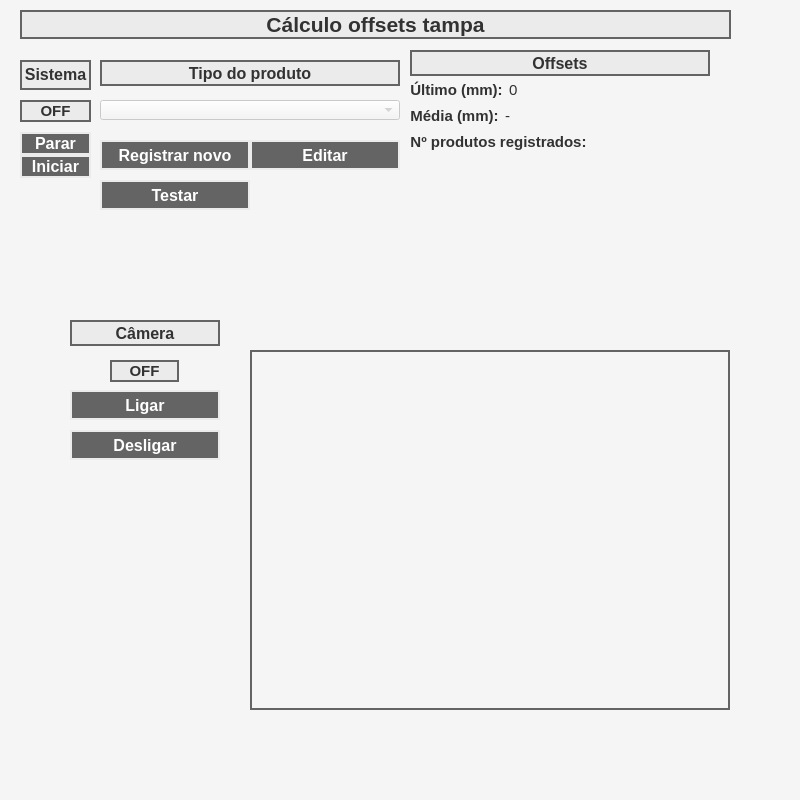
This is src/Windows/UI/main_window.ui in gabrieldinse/package-cover-offset as Qt 5 draws it before an edit. The edited form follows.
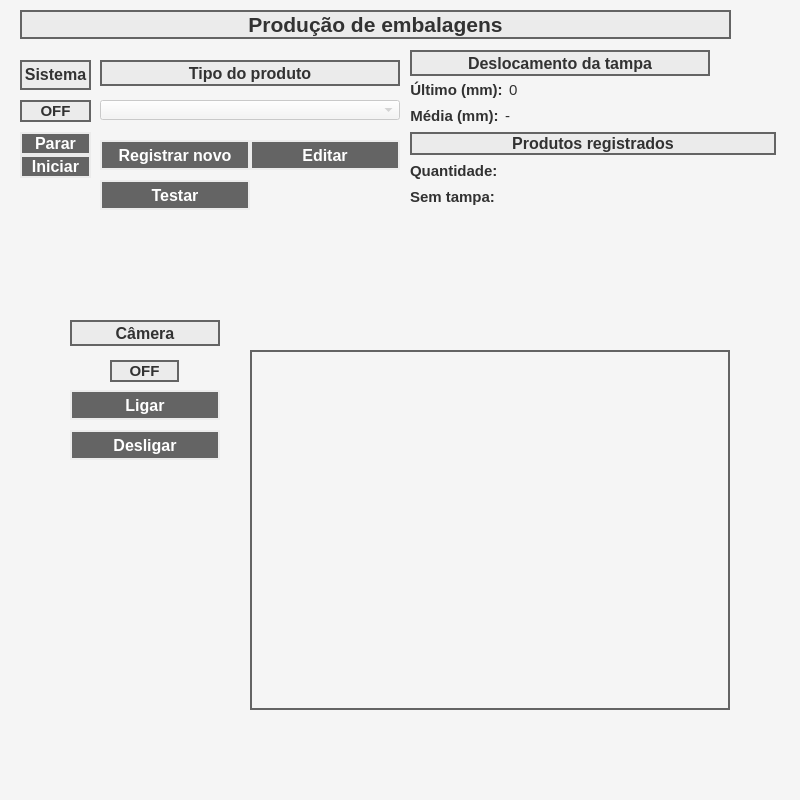
This is the edited form.

Diff of the .ui file:
```diff
--- a/src/Windows/UI/main_window.ui
+++ b/src/Windows/UI/main_window.ui
@@ -59,7 +59,7 @@
 border-style:solid;</string>
     </property>
     <property name="text">
-     <string>Cálculo offsets tampa</string>
+     <string>Produção de embalagens</string>
     </property>
     <property name="alignment">
      <set>Qt::AlignCenter</set>
@@ -545,7 +545,7 @@
      <rect>
       <x>410</x>
       <y>80</y>
-      <width>311</width>
+      <width>366</width>
       <height>231</height>
      </rect>
     </property>
@@ -716,12 +716,54 @@
        </item>
       </layout>
      </item>
+     <item>
+      <widget class="QLabel" name="label_15">
+       <property name="sizePolicy">
+        <sizepolicy hsizetype="Preferred" vsizetype="Fixed">
+         <horstretch>0</horstretch>
+         <verstretch>0</verstretch>
+        </sizepolicy>
+       </property>
+       <property name="minimumSize">
+        <size>
+         <width>300</width>
+         <height>0</height>
+        </size>
+       </property>
+       <property name="maximumSize">
+        <size>
+         <width>16777215</width>
+         <height>30</height>
+        </size>
+       </property>
+       <property name="font">
+        <font>
+         <pointsize>12</pointsize>
+         <weight>75</weight>
+         <bold>true</bold>
+        </font>
+       </property>
+       <property name="styleSheet">
+        <string notr="true">background-color: rgb(235, 235, 235);
+color: rgb(50, 50, 50);
+border-color: rgb(100, 100, 100);
+border-width : 2px;
+border-style:solid;</string>
+       </property>
+       <property name="text">
+        <string>Produtos registrados</string>
+       </property>
+       <property name="alignment">
+        <set>Qt::AlignCenter</set>
+       </property>
+      </widget>
+     </item>
      <item>
       <layout class="QHBoxLayout" name="horizontalLayout_23">
        <item>
         <widget class="QLabel" name="label_30">
          <property name="sizePolicy">
-          <sizepolicy hsizetype="Expanding" vsizetype="Fixed">
+          <sizepolicy hsizetype="Fixed" vsizetype="Fixed">
            <horstretch>0</horstretch>
            <verstretch>0</verstretch>
           </sizepolicy>
@@ -737,10 +779,10 @@
           <string notr="true">color: rgb(50, 50, 50);</string>
          </property>
          <property name="text">
-          <string>Nº produtos registrados:</string>
+          <string>Quantidade:</string>
          </property>
          <property name="alignment">
-          <set>Qt::AlignCenter</set>
+          <set>Qt::AlignLeading|Qt::AlignLeft|Qt::AlignVCenter</set>
          </property>
         </widget>
        </item>
@@ -793,6 +835,83 @@
        </item>
       </layout>
      </item>
+     <item>
+      <layout class="QHBoxLayout" name="horizontalLayout_24">
+       <item>
+        <widget class="QLabel" name="label_32">
+         <property name="sizePolicy">
+          <sizepolicy hsizetype="Fixed" vsizetype="Fixed">
+           <horstretch>0</horstretch>
+           <verstretch>0</verstretch>
+          </sizepolicy>
+         </property>
+         <property name="font">
+          <font>
+           <pointsize>11</pointsize>
+           <weight>75</weight>
+           <bold>true</bold>
+          </font>
+         </property>
+         <property name="styleSheet">
+          <string notr="true">color: rgb(50, 50, 50);</string>
+         </property>
+         <property name="text">
+          <string>Sem tampa:</string>
+         </property>
+         <property name="alignment">
+          <set>Qt::AlignLeading|Qt::AlignLeft|Qt::AlignVCenter</set>
+         </property>
+        </widget>
+       </item>
+       <item>
+        <widget class="QLabel" name="no_cover_products_label">
+         <property name="sizePolicy">
+          <sizepolicy hsizetype="Fixed" vsizetype="Fixed">
+           <horstretch>0</horstretch>
+           <verstretch>0</verstretch>
+          </sizepolicy>
+         </property>
+         <property name="minimumSize">
+          <size>
+           <width>60</width>
+           <height>0</height>
+          </size>
+         </property>
+         <property name="maximumSize">
+          <size>
+           <width>60</width>
+           <height>16777215</height>
+          </size>
+         </property>
+         <property name="font">
+          <font>
+           <pointsize>11</pointsize>
+          </font>
+         </property>
+         <property name="styleSheet">
+          <string notr="true">color: rgb(50, 50, 50);
+</string>
+         </property>
+         <property name="text">
+          <string/>
+         </property>
+        </widget>
+       </item>
+       <item>
+        <spacer name="horizontalSpacer_19">
+         <property name="orientation">
+          <enum>Qt::Horizontal</enum>
+         </property>
+         <property name="sizeHint" stdset="0">
+          <size>
+           <width>40</width>
+           <height>20</height>
+          </size>
+         </property>
+        </spacer>
+       </item>
+      </layout>
+     </item>
      <item>
       <spacer name="verticalSpacer">
        <property name="orientation">
@@ -850,7 +969,7 @@
 border-style:solid;</string>
     </property>
     <property name="text">
-     <string>Offsets</string>
+     <string>Deslocamento da tampa</string>
     </property>
     <property name="alignment">
      <set>Qt::AlignCenter</set>
```
Left out of the diff: 6 changed lines with no effect on the pictures.
